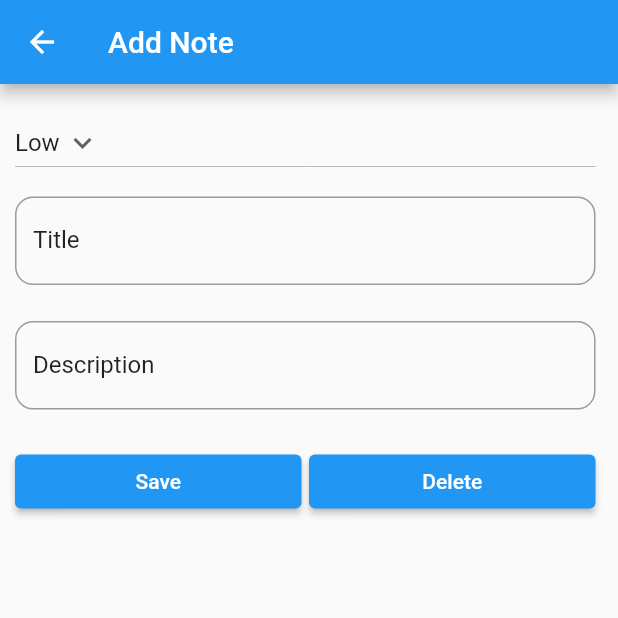
After one commit to tech-aziz/simple_getx_app, a Flutter app: the screen it shows after launch, after a tap on the "add" icon, on a phone screen of 412 x 824 dp, the top half of it. The commit adds this screen. Run offline on Flutter 3.47's test engine with Material 2 defaults, Android fonts, the phone set to English and light mode, and no system bars; our stand-ins replace get; network calls fail.

Commit message:
working with the note keeper app

```diff
--- a/getx/lib/main.dart
+++ b/getx/lib/main.dart
@@ -7,6 +7,7 @@ import 'package:getx/screens/page3.dart';
 import 'screens/getx_page1.dart';
 import 'screens/getx_page2.dart';
 import 'screens/list_view.dart';
+import 'screens/note_list.dart';
 import 'screens/page2.dart';
 
 void main() {
@@ -35,6 +36,6 @@ class MyApp extends StatelessWidget {
         theme: ThemeData(
           primarySwatch: Colors.blue,
         ),
-        home:const  ListViewDemo());
+        home:const  NoteList());
   }
 }
--- a/getx/lib/screens/list_view.dart
+++ b/getx/lib/screens/list_view.dart
@@ -1,4 +1,3 @@
-import 'dart:ui';
 
 import 'package:flutter/material.dart';
 
--- /dev/null
+++ b/getx/lib/screens/note_details.dart
@@ -0,0 +1,128 @@
+import 'package:flutter/material.dart';
+
+import 'note_list.dart';
+
+// ignore: must_be_immutable
+class NoteDetails extends StatefulWidget {
+  String appBarTitle;
+  NoteDetails({super.key, required this.appBarTitle});
+
+  @override
+  State<NoteDetails> createState() => _NoteDetailsState();
+}
+
+class _NoteDetailsState extends State<NoteDetails> {
+  static final _priorities = ['High', 'Low'];
+  TextEditingController titleController = TextEditingController();
+  TextEditingController descriptionController = TextEditingController();
+
+  // Initial Selected Value
+  String defalutValue = 'Low';
+
+  @override
+  Widget build(BuildContext context) {
+    TextStyle? textStyle = Theme.of(context).textTheme.titleMedium;
+    return GestureDetector(
+      onTap: () => FocusManager.instance.primaryFocus?.unfocus(),
+      child: WillPopScope(
+        onWillPop: () {
+          moveToLastScreen();
+        },
+        child: Scaffold(
+          appBar: AppBar(
+            leading: IconButton(
+                onPressed: () {
+                  moveToLastScreen();
+                },
+                icon: const Icon(Icons.arrow_back)),
+            title: Text(widget.appBarTitle.toString()),
+            centerTitle: false,
+          ),
+          body: Padding(
+            padding: const EdgeInsets.only(left: 10, top: 15, right: 15),
+            child: ListView(
+              children: [
+                DropdownButton(
+                  value: defalutValue,
+                  icon: const Icon(Icons.keyboard_arrow_down),
+                  items: _priorities.map((String dropDownStringItem) {
+                    return DropdownMenuItem(
+                      value: dropDownStringItem,
+                      child: Text(dropDownStringItem),
+                    );
+                  }).toList(),
+                  // After selecting the desired option,it will
+                  // change button value to selected value
+                  onChanged: (String? valueSelectedByUser) {
+                    setState(() {
+                      debugPrint(valueSelectedByUser);
+                    });
+                  },
+                  style: textStyle,
+                ),
+                Padding(
+                  padding: const EdgeInsets.only(top: 12, bottom: 12),
+                  child: TextField(
+                    controller: titleController,
+                    style: textStyle,
+                    onChanged: (value) {
+                      setState(() {});
+                    },
+                    decoration: InputDecoration(
+                        labelText: 'Title',
+                        labelStyle: textStyle,
+                        border: OutlineInputBorder(
+                            borderRadius: BorderRadius.circular(12))),
+                  ),
+                ),
+                Padding(
+                  padding: const EdgeInsets.only(top: 12, bottom: 12),
+                  child: TextField(
+                    controller: titleController,
+                    style: textStyle,
+                    onChanged: (value) {
+                      setState(() {});
+                    },
+                    decoration: InputDecoration(
+                        labelText: 'Description',
+                        labelStyle: textStyle,
+                        border: OutlineInputBorder(
+                            borderRadius: BorderRadius.circular(12))),
+                  ),
+                ),
+                Padding(
+                  padding: const EdgeInsets.only(top: 12, bottom: 12),
+                  child: Row(
+                    children: [
+                      Expanded(
+                        child: ElevatedButton(
+                            onPressed: () {
+                              setState(() {});
+                            },
+                            child: const Text('Save')),
+                      ),
+                      const SizedBox(
+                        width: 5,
+                      ),
+                      Expanded(
+                        child: ElevatedButton(
+                            onPressed: () {
+                              setState(() {});
+                            },
+                            child: const Text('Delete')),
+                      )
+                    ],
+                  ),
+                )
+              ],
+            ),
+          ),
+        ),
+      ),
+    );
+  }
+
+  void moveToLastScreen() {
+
+  }
+}
--- /dev/null
+++ b/getx/lib/screens/note_list.dart
@@ -0,0 +1,70 @@
+import 'package:flutter/material.dart';
+import 'note_details.dart';
+
+class NoteList extends StatefulWidget {
+  const NoteList({super.key});
+
+  @override
+  State<NoteList> createState() => _NoteListState();
+}
+
+class _NoteListState extends State<NoteList> {
+  int count = 0;
+  @override
+  Widget build(BuildContext context) {
+    return Scaffold(
+      appBar: AppBar(
+        title: const Text('Note Keeper'),
+        centerTitle: true,
+      ),
+      body: getNoteListView(context),
+      floatingActionButton: FloatingActionButton(
+        onPressed: () {
+          navigateToDetail('Add Note');
+          debugPrint('Fab clicked');
+        },
+        tooltip: 'Add Note',
+        child: const Icon(Icons.add),
+      ),
+    );
+  }
+
+  ListView getNoteListView(BuildContext context) {
+    TextStyle? textStyle = Theme.of(context).textTheme.subtitle1;
+    return ListView.builder(
+      itemCount: count,
+      itemBuilder: (BuildContext context, int index) {
+        return Card(
+          color: Colors.white,
+          elevation: 2.0,
+          child: ListTile(
+            leading: const CircleAvatar(
+              backgroundColor: Colors.yellow,
+              child: Icon(Icons.keyboard_arrow_right),
+            ),
+            title: Text(
+              'Dummy Title',
+              style: textStyle,
+            ),
+            subtitle: const Text('Dummy Date'),
+            trailing: const Icon(
+              Icons.delete,
+              color: Colors.grey,
+            ),
+            onTap: () {
+              debugPrint('Debug...');
+              navigateToDetail('Edit Note');
+            },
+          ),
+        );
+      },
+    );
+  }
+
+  void navigateToDetail(String title) {
+    Navigator.of(context).push(MaterialPageRoute(
+        builder: (context) => NoteDetails(
+              appBarTitle: title,
+            )));
+  }
+}
--- a/getx/lib/widgets/custom_card.dart
+++ b/getx/lib/widgets/custom_card.dart
@@ -1,9 +1,6 @@
-import 'package:flutter/cupertino.dart';
 import 'package:flutter/material.dart';
 import 'package:get/get.dart';
-
 import '../controller/apple_controller.dart';
-import '../controller/mango_controller.dart';
 
 Widget customCard(
     {required Image image,
```
